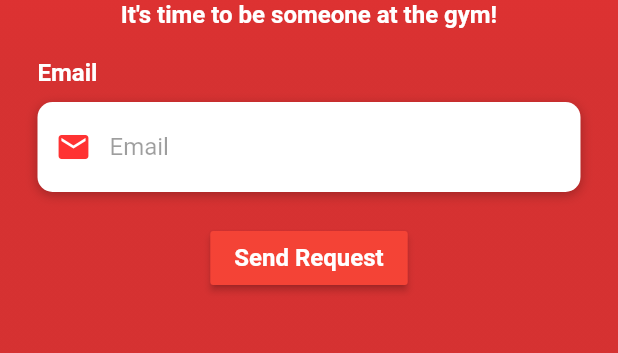
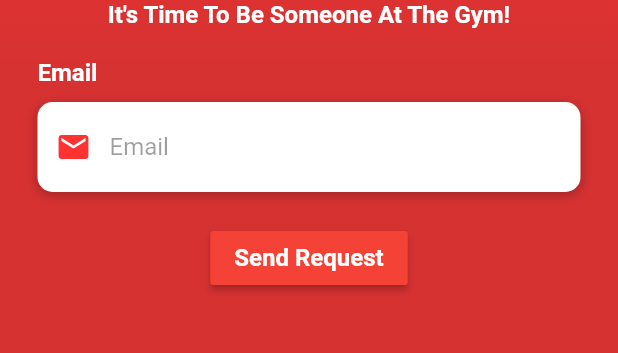
Before and after one commit to zfrehner/Spotlight-Flutter-, a Flutter app: the screen it shows after launch, after a tap on "Forgot Password?", on a phone screen of 412 x 824 dp, the part 333-686 px from its top. Run offline on Flutter 3.47's test engine with Material 2 defaults, Android fonts, the phone set to English and light mode, and no system bars; our stand-ins replace animated_text_kit, cloud_firestore, firebase_auth, firebase_core, firebase_storage, flutter_calendar_carousel and 6 more; accounts and stored records are empty; network calls fail.

Commit message:
Capitalized 1st letter of each word in slogan.

```diff
--- a/lib/forgotPassword.dart
+++ b/lib/forgotPassword.dart
@@ -163,7 +163,7 @@ class _ForgotPasswordState extends State<ForgotPassword> {
                                               )
                                           ),
                                           Text(
-                                              "It's time to be someone at the gym!",
+                                              "It's Time To Be Someone At The Gym!",
                                               style: TextStyle(
                                                   color: Colors.white,
                                                   fontSize: 16,
--- a/lib/home/profile.dart
+++ b/lib/home/profile.dart
@@ -228,7 +228,7 @@ class _ProfileState extends State<Profile> {
               child: Padding(
                 padding: EdgeInsets.fromLTRB(0, 0, 0, 10),
                 child: Text(
-                  "It's time to be someone at the Gym!",
+                  "It's Time To Be Someone At The Gym!",
                   style: TextStyle(
                     fontSize: 20,
                     //fontStyle: FontStyle.italic,
--- a/lib/loginPage.dart
+++ b/lib/loginPage.dart
@@ -361,7 +361,7 @@ class _LoginScreenState extends State<LoginScreen> {
                                               )
                                           ),
                                           Text(
-                                              "It's time to be someone at the gym!",
+                                              "It's Time To Be Someone At The Gym!",
                                               style: TextStyle(
                                                   color: Colors.white,
                                                   fontSize: 16,
```
